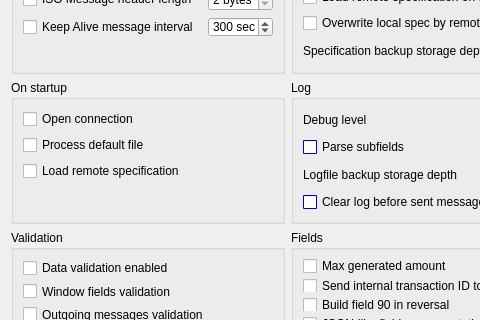
Before: the Qt Designer form common/gui/forms/settings.ui in FedorIvanov37/sv-terminal, drawn with Qt 5; both pictures show x 0 to 480 and y 81 to 401 of the 580 by 501 pixel window.
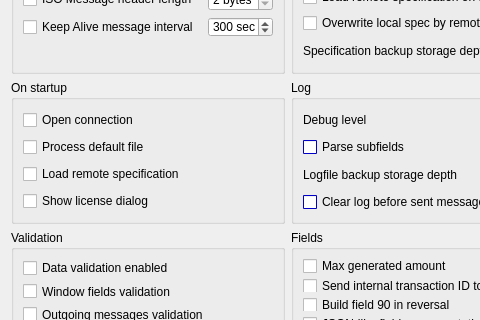
After: the same form once the commit is applied.

Commit message: Window "About" and "License" renovation; --logfile changed to --log-file; ArgsParser separated with CLI core, added setting "on startup / show license dialog"

Patch:
```diff
--- a/common/gui/forms/settings.ui
+++ b/common/gui/forms/settings.ui
@@ -340,17 +340,11 @@
        </widget>
       </item>
       <item>
-       <spacer name="verticalSpacer_2">
-        <property name="orientation">
-         <enum>Qt::Vertical</enum>
+       <widget class="QCheckBox" name="ShowLicense">
+        <property name="text">
+         <string>Show license dialog</string>
         </property>
-        <property name="sizeHint" stdset="0">
-         <size>
-          <width>20</width>
-          <height>40</height>
-         </size>
-        </property>
-       </spacer>
+       </widget>
       </item>
      </layout>
     </widget>
```
The commit also changes 15 other files.
